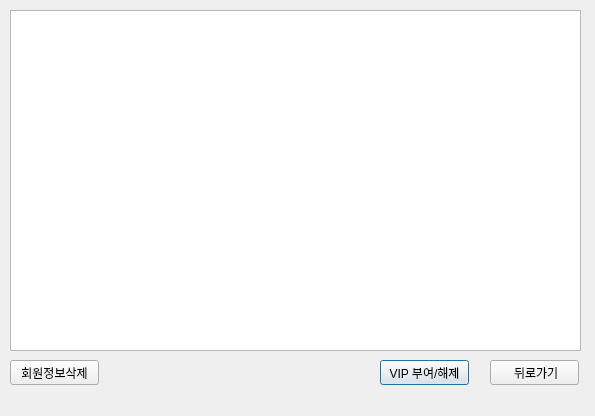
This is Yanolja_serv/user.ui in mssung34/Yanolja as Qt 5 draws it before an edit. The edited form follows.
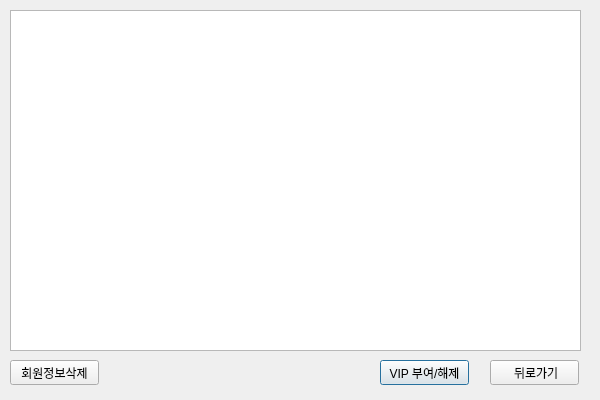
This is the edited form.

Diff of the .ui file:
```diff
--- a/Yanolja_serv/user.ui
+++ b/Yanolja_serv/user.ui
@@ -6,8 +6,8 @@
    <rect>
     <x>0</x>
     <y>0</y>
-    <width>595</width>
-    <height>416</height>
+    <width>600</width>
+    <height>400</height>
    </rect>
   </property>
   <property name="windowTitle">
```
